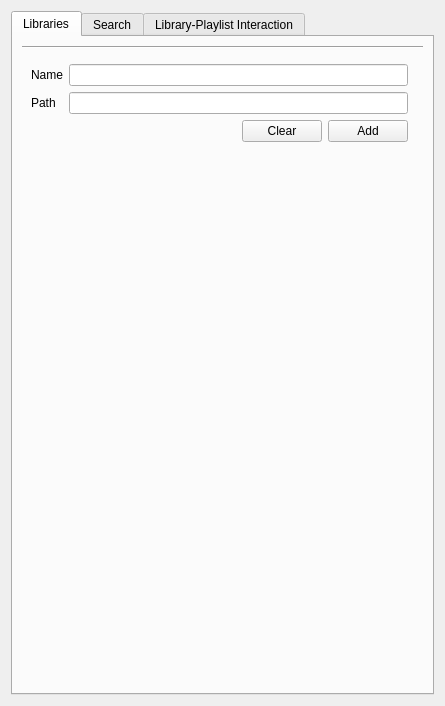
return42/sayonara, file src/GUI/Preferences/LibraryPreferences/GUI_LibraryPreferences.ui: the form before one commit.
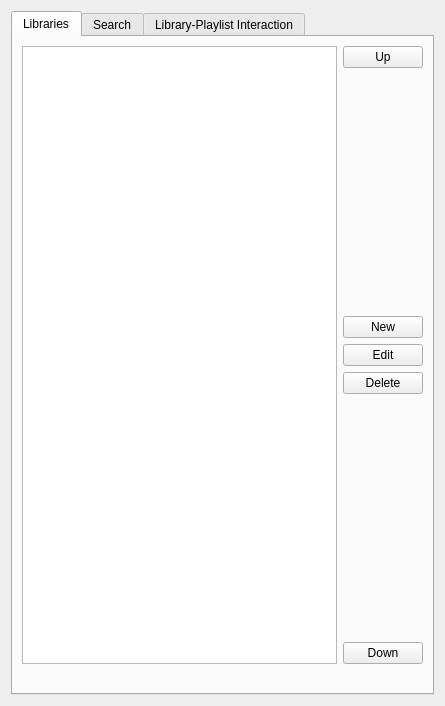
The form after the commit.

Patch:
```diff
--- a/src/GUI/Preferences/LibraryPreferences/GUI_LibraryPreferences.ui
+++ b/src/GUI/Preferences/LibraryPreferences/GUI_LibraryPreferences.ui
@@ -24,21 +24,7 @@
        <string>Libraries</string>
       </attribute>
       <layout class="QGridLayout" name="gridLayout_5">
-       <item row="3" column="0">
-        <widget class="QStackedWidget" name="sw_lib_manager">
-         <property name="currentIndex">
-          <number>1</number>
-         </property>
-         <widget class="QWidget" name="page">
-          <layout class="QGridLayout" name="gridLayout_8">
-           <item row="0" column="0">
-            <widget class="QListView" name="lv_libs">
-             <property name="alternatingRowColors">
-              <bool>true</bool>
-             </property>
-            </widget>
-           </item>
-           <item row="0" column="1">
+       <item row="2" column="1">
             <layout class="QVBoxLayout" name="verticalLayout_2">
              <item>
               <widget class="QPushButton" name="btn_up">
@@ -70,7 +56,7 @@
              <item>
               <widget class="QPushButton" name="btn_rename">
                <property name="text">
-                <string notr="true">Rename</string>
+            <string notr="true">Edit</string>
                </property>
               </widget>
              </item>
@@ -103,82 +89,17 @@
              </item>
             </layout>
            </item>
-          </layout>
-         </widget>
-         <widget class="QWidget" name="page_2">
-          <layout class="QGridLayout" name="gridLayout_9">
-           <item row="1" column="1">
-            <widget class="QLineEdit" name="le_path"/>
-           </item>
-           <item row="1" column="0">
-            <widget class="QLabel" name="lab_path">
-             <property name="text">
-              <string notr="true">Path</string>
+       <item row="2" column="0">
+        <widget class="QListView" name="lv_libs">
+         <property name="alternatingRowColors">
+          <bool>true</bool>
              </property>
             </widget>
            </item>
-           <item row="2" column="0" colspan="2">
-            <layout class="QGridLayout" name="gridLayout_6">
-             <item row="0" column="1">
-              <widget class="QPushButton" name="btn_clear">
+       <item row="3" column="0" colspan="2">
+        <widget class="QLabel" name="lab_current_path">
                <property name="text">
-                <string>Clear</string>
-               </property>
-              </widget>
-             </item>
-             <item row="0" column="2">
-              <widget class="QPushButton" name="btn_add">
-               <property name="text">
-                <string>Add</string>
-               </property>
-              </widget>
-             </item>
-             <item row="0" column="0">
-              <spacer name="horizontalSpacer">
-               <property name="orientation">
-                <enum>Qt::Horizontal</enum>
-               </property>
-               <property name="sizeHint" stdset="0">
-                <size>
-                 <width>40</width>
-                 <height>20</height>
-                </size>
-               </property>
-              </spacer>
-             </item>
-            </layout>
-           </item>
-           <item row="0" column="0">
-            <widget class="QLabel" name="lab_name">
-             <property name="text">
-              <string notr="true">Name</string>
-             </property>
-            </widget>
-           </item>
-           <item row="0" column="1">
-            <widget class="QLineEdit" name="le_name"/>
-           </item>
-           <item row="3" column="0">
-            <spacer name="verticalSpacer_5">
-             <property name="orientation">
-              <enum>Qt::Vertical</enum>
-             </property>
-             <property name="sizeHint" stdset="0">
-              <size>
-               <width>20</width>
-               <height>40</height>
-              </size>
-             </property>
-            </spacer>
-           </item>
-          </layout>
-         </widget>
-        </widget>
-       </item>
-       <item row="1" column="0" colspan="2">
-        <widget class="Line" name="line_2">
-         <property name="orientation">
-          <enum>Qt::Horizontal</enum>
+          <string/>
          </property>
         </widget>
        </item>
```
Left out of the diff: 2 changed lines with no effect on the pictures. Lines whose indentation alone changed are shown as unchanged.
